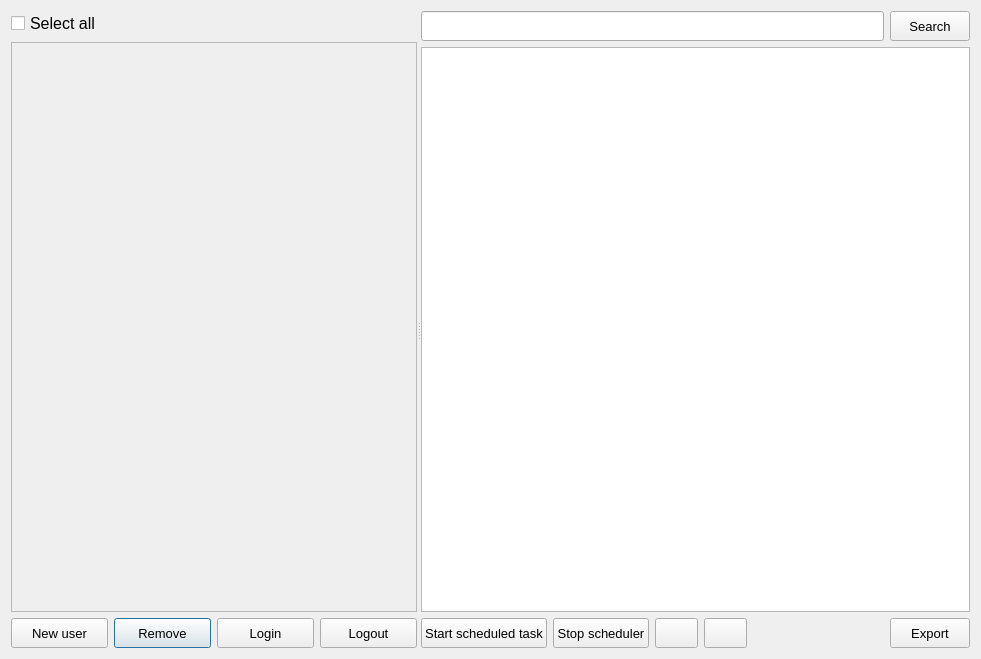
Before: the Qt Designer form maindialog.ui in iamOgunyinka/Telegram2_0, drawn with Qt 5.
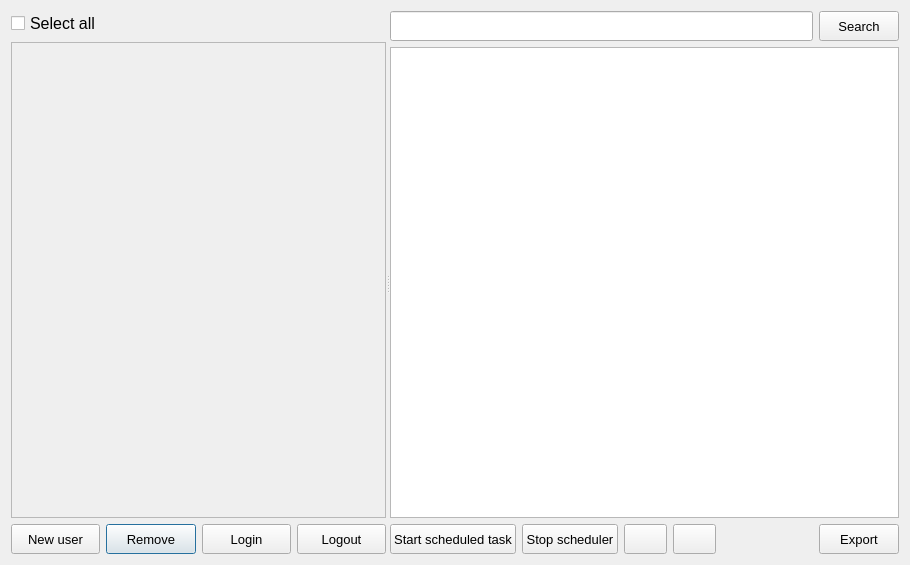
After: the same form once the commit is applied.

```diff
--- a/maindialog.ui
+++ b/maindialog.ui
@@ -6,8 +6,8 @@
    <rect>
     <x>0</x>
     <y>0</y>
-    <width>981</width>
-    <height>659</height>
+    <width>910</width>
+    <height>565</height>
    </rect>
   </property>
   <property name="font">
@@ -18,13 +18,13 @@
   <property name="windowTitle">
    <string>Telegram Search(v4.0)</string>
   </property>
-  <layout class="QGridLayout" name="gridLayout_3">
-   <item row="0" column="0">
+  <layout class="QHBoxLayout" name="horizontalLayout">
+   <item>
     <widget class="QSplitter" name="splitter">
      <property name="orientation">
       <enum>Qt::Horizontal</enum>
      </property>
-     <widget class="QWidget" name="layoutWidget">
+     <widget class="QWidget" name="">
       <layout class="QVBoxLayout" name="verticalLayout">
        <item>
         <widget class="QCheckBox" name="select_all_checkbox">
@@ -57,8 +57,8 @@
            <rect>
             <x>0</x>
             <y>0</y>
-            <width>333</width>
-            <height>570</height>
+            <width>369</width>
+            <height>476</height>
            </rect>
           </property>
           <layout class="QVBoxLayout" name="verticalLayout_2">
@@ -127,7 +127,7 @@
        </item>
       </layout>
      </widget>
-     <widget class="QWidget" name="layoutWidget">
+     <widget class="QWidget" name="">
       <layout class="QGridLayout" name="gridLayout_2">
        <item row="2" column="1">
         <widget class="QPushButton" name="schedule_stop_button">
```
